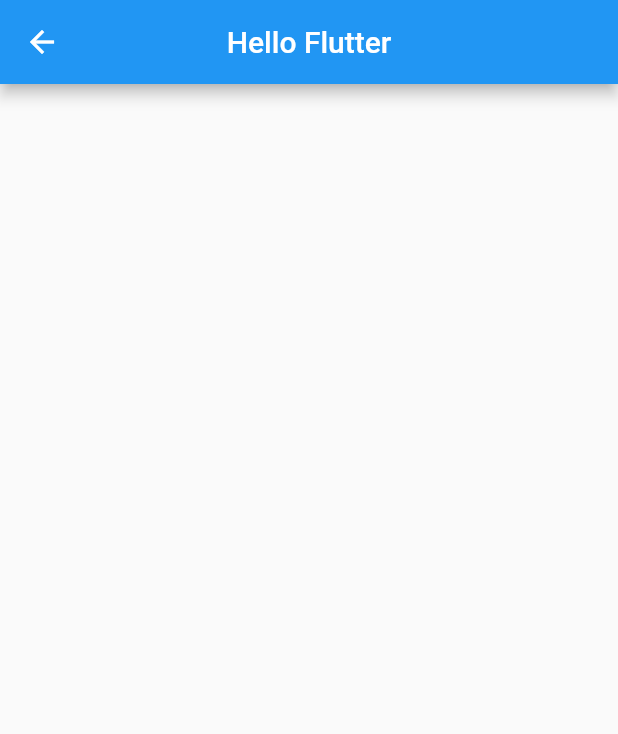
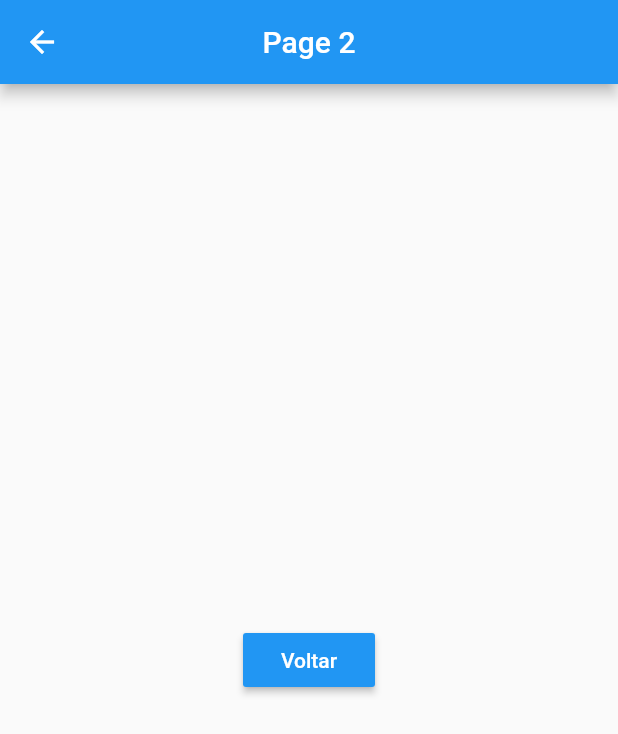
Before and after one commit to lpaganete/flutter_hello, a Flutter app: the screen it shows after launch, after a tap on "Page 2", on a phone screen of 412 x 824 dp. Shown: the top 734 px of the screen. Run offline on Flutter 3.47's test engine with Material 2 defaults, Android fonts, the phone set to English and light mode, and no system bars.

Commit message:
Colocando um método para cada botão e adicionando mais 2 páginas

```diff
--- a/lib/home_page.dart
+++ b/lib/home_page.dart
@@ -1,5 +1,7 @@
 import 'package:flutter/material.dart';
 import 'package:flutter_hello/pages/hello_page1.dart';
+import 'package:flutter_hello/pages/hello_page2.dart';
+import 'package:flutter_hello/pages/hello_page3.dart';
 
 class HomePage extends StatelessWidget {
   @override
@@ -49,24 +51,40 @@
         Row(
           mainAxisAlignment: MainAxisAlignment.spaceEvenly,
           children: <Widget>[
-            _button(context,"ListView"),
-            _button(context,"Page 2"),
-            _button(context,"Page 3")
+            _button(context,"ListView", () => _onClickNavigator(context, HelloPage1())),
+            _button(context,"Page 2", () => _onClickNavigator(context, HelloPage2())),
+            _button(context,"Page 3", () => _onClickNavigator(context, HelloPage3())),
           ],
         ),
         Row(
           mainAxisAlignment: MainAxisAlignment.spaceEvenly,
           children: <Widget>[
-            _button(context,"Snack"),
-            _button(context,"Dialog"),
-            _button(context,"Toast")
+            _button(context,"Snack", _onClickSnack),
+            _button(context,"Dialog", _onClickDialog),
+            _button(context,"Toast", _onClickToast),
           ],
         )
       ],
     );
   }
 
-  _button(BuildContext context,String text) {
+  void _onClickNavigator(BuildContext context, Widget page) {
+    Navigator.push(context, MaterialPageRoute(builder: (BuildContext context) {
+      return page;
+    }),
+    );
+  }
+
+  _onClickSnack() {
+  }
+
+  _onClickDialog() {
+  }
+
+  _onClickToast() {
+  }
+
+  _button(BuildContext context,String text, Function onPressed) {
     return RaisedButton(
         color: Colors.blue,
         child: Text(
@@ -76,15 +94,11 @@
             fontSize: 20,
           ),
         ),
-        onPressed: () => _onClickOk(context)
+        onPressed: onPressed
     );
   }
 
-  void _onClickOk(BuildContext context) {
-    Navigator.push(context, MaterialPageRoute(builder: (BuildContext context) {
-      return HelloPage1();
-    }));
-  }
+
 
   _img(String img) {
     return Image.asset(
@@ -106,4 +120,5 @@
           decorationStyle: TextDecorationStyle.wavy),
     );
   }
+
 }
--- a/lib/pages/hello_page1.dart
+++ b/lib/pages/hello_page1.dart
@@ -10,7 +10,7 @@
 
     appBar: AppBar(
       title: Text(
-        "Hello Flutter",
+        "PAge 1",
       ),
       centerTitle: true,
     ),
--- /dev/null
+++ b/lib/pages/hello_page2.dart
@@ -0,0 +1,38 @@
+
+
+import 'package:flutter/material.dart';
+
+class HelloPage2 extends StatelessWidget {
+@override
+Widget build(BuildContext context) {
+  return Scaffold(
+
+
+    appBar: AppBar(
+      title: Text(
+        "Page 2",
+      ),
+      centerTitle: true,
+    ),
+    body: _body (context),
+  );
+}
+
+  _body(context) {
+    return Center(
+      child: RaisedButton(
+        color: Colors.blue,
+          child: Text("Voltar",
+          style: TextStyle(
+           color: Colors.white,
+          ),
+          ),
+          onPressed: () => _onClickVoltar (context),
+      ),
+    );
+  }
+
+  _onClickVoltar(context) {
+    Navigator.pop(context, "Tela 2");
+  }
+}
```
Also changed, not shown: lib/pages/hello_page3.dart (added, +38 -0 lines).
